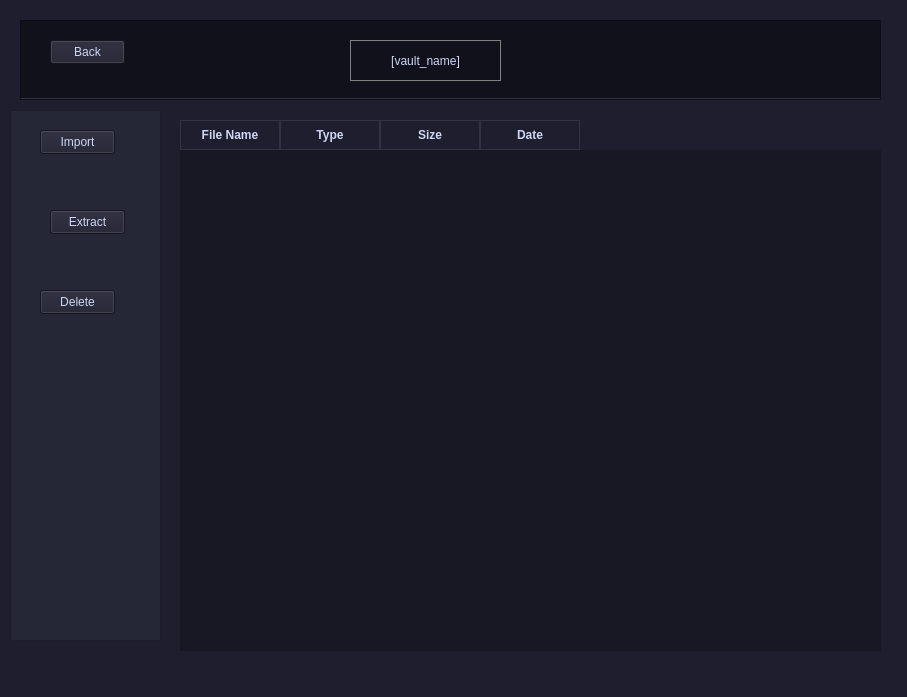
Ghospicer/SiriusVault, file SiriusVaultGUI/src/vault_menu.ui: the form before one commit.
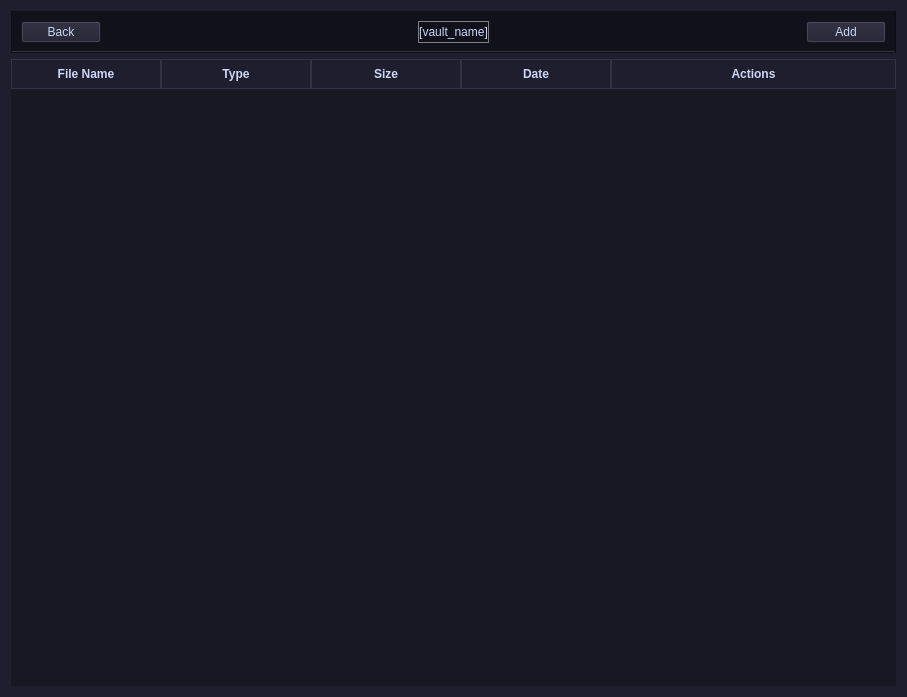
The form after the commit. Icons and pictures are not drawn.

```diff
--- a/SiriusVaultGUI/src/vault_menu.ui
+++ b/SiriusVaultGUI/src/vault_menu.ui
@@ -26,14 +26,14 @@
     color: #cdd6f4;
 }</string>
   </property>
+  <layout class="QVBoxLayout" name="verticalLayout">
+   <item>
   <widget class="QFrame" name="frame_header">
-   <property name="geometry">
-    <rect>
-     <x>20</x>
-     <y>20</y>
-     <width>861</width>
-     <height>80</height>
-    </rect>
+     <property name="minimumSize">
+      <size>
+       <width>0</width>
+       <height>41</height>
+      </size>
    </property>
    <property name="styleSheet">
     <string notr="true">QFrame {
@@ -47,28 +47,29 @@
    <property name="frameShadow">
     <enum>QFrame::Raised</enum>
    </property>
-   <widget class="QPushButton" name="pushButton">
-    <property name="geometry">
-     <rect>
-      <x>30</x>
-      <y>20</y>
-      <width>75</width>
-      <height>24</height>
-     </rect>
-    </property>
+     <layout class="QHBoxLayout" name="horizontalLayout">
+      <item>
+       <widget class="QPushButton" name="btn_vaultmenu_back">
     <property name="text">
      <string>Back</string>
     </property>
    </widget>
-   <widget class="QLabel" name="label">
-    <property name="geometry">
-     <rect>
-      <x>330</x>
-      <y>20</y>
-      <width>151</width>
-      <height>41</height>
-     </rect>
-    </property>
+      </item>
+      <item>
+       <spacer name="horizontalSpacer">
+        <property name="orientation">
+         <enum>Qt::Horizontal</enum>
+        </property>
+        <property name="sizeHint" stdset="0">
+         <size>
+          <width>309</width>
+          <height>20</height>
+         </size>
+        </property>
+       </spacer>
+      </item>
+      <item>
+       <widget class="QLabel" name="lbl_vaultmenu_vaultName">
     <property name="styleSheet">
      <string notr="true">QLabel {
 	border: 1px solid gray
@@ -81,76 +82,32 @@
      <set>Qt::AlignCenter</set>
     </property>
    </widget>
-  </widget>
-  <widget class="QFrame" name="frame_ribbon">
-   <property name="geometry">
-    <rect>
-     <x>10</x>
-     <y>110</y>
-     <width>151</width>
-     <height>531</height>
-    </rect>
-   </property>
-   <property name="styleSheet">
-    <string notr="true">QFrame {
-	background-color: #252636;
-}</string>
-   </property>
-   <property name="frameShape">
-    <enum>QFrame::StyledPanel</enum>
-   </property>
-   <property name="frameShadow">
-    <enum>QFrame::Raised</enum>
-   </property>
-   <widget class="QPushButton" name="pushButton_2">
-    <property name="geometry">
-     <rect>
-      <x>30</x>
-      <y>20</y>
-      <width>75</width>
-      <height>24</height>
-     </rect>
-    </property>
+      </item>
+      <item>
+       <spacer name="horizontalSpacer_2">
+        <property name="orientation">
+         <enum>Qt::Horizontal</enum>
+        </property>
+        <property name="sizeHint" stdset="0">
+         <size>
+          <width>309</width>
+          <height>20</height>
+         </size>
+        </property>
+       </spacer>
+      </item>
+      <item>
+       <widget class="QPushButton" name="btn_vaultmenu_add">
     <property name="text">
-     <string>Import</string>
-    </property>
-   </widget>
-   <widget class="QPushButton" name="pushButton_3">
-    <property name="geometry">
-     <rect>
-      <x>40</x>
-      <y>100</y>
-      <width>75</width>
-      <height>24</height>
-     </rect>
-    </property>
-    <property name="text">
-     <string>Extract</string>
-    </property>
-   </widget>
-   <widget class="QPushButton" name="pushButton_4">
-    <property name="geometry">
-     <rect>
-      <x>30</x>
-      <y>180</y>
-      <width>75</width>
-      <height>24</height>
-     </rect>
-    </property>
-    <property name="text">
-     <string>Delete</string>
-    </property>
-   </widget>
-  </widget>
+         <string>Add</string>
+        </property>
+       </widget>
+      </item>
+     </layout>
+    </widget>
+   </item>
+   <item>
   <widget class="QTableWidget" name="table_files">
-   <property name="geometry">
-    <rect>
-     <x>180</x>
-     <y>120</y>
-     <width>701</width>
-     <height>531</height>
-    </rect>
-   </property>
    <property name="styleSheet">
     <string notr="true">QTableWidget {
     background-color: #181825;
@@ -182,6 +139,12 @@
    <attribute name="horizontalHeaderCascadingSectionResizes">
     <bool>false</bool>
    </attribute>
+     <attribute name="horizontalHeaderDefaultSectionSize">
+      <number>150</number>
+     </attribute>
+     <attribute name="horizontalHeaderStretchLastSection">
+      <bool>true</bool>
+     </attribute>
    <column>
     <property name="text">
      <string>File Name</string>
@@ -202,7 +165,14 @@
      <string>Date</string>
     </property>
    </column>
-  </widget>
+     <column>
+      <property name="text">
+       <string>Actions</string>
+      </property>
+     </column>
+    </widget>
+   </item>
+  </layout>
  </widget>
  <resources/>
  <connections/>
```
Lines whose indentation alone changed are shown as unchanged.
